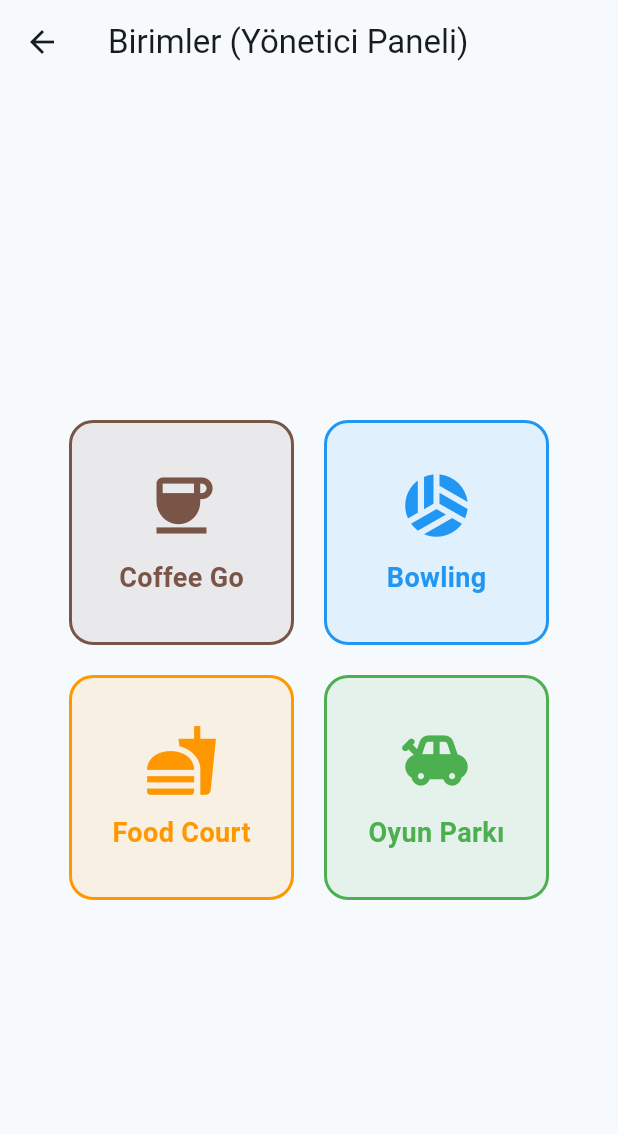
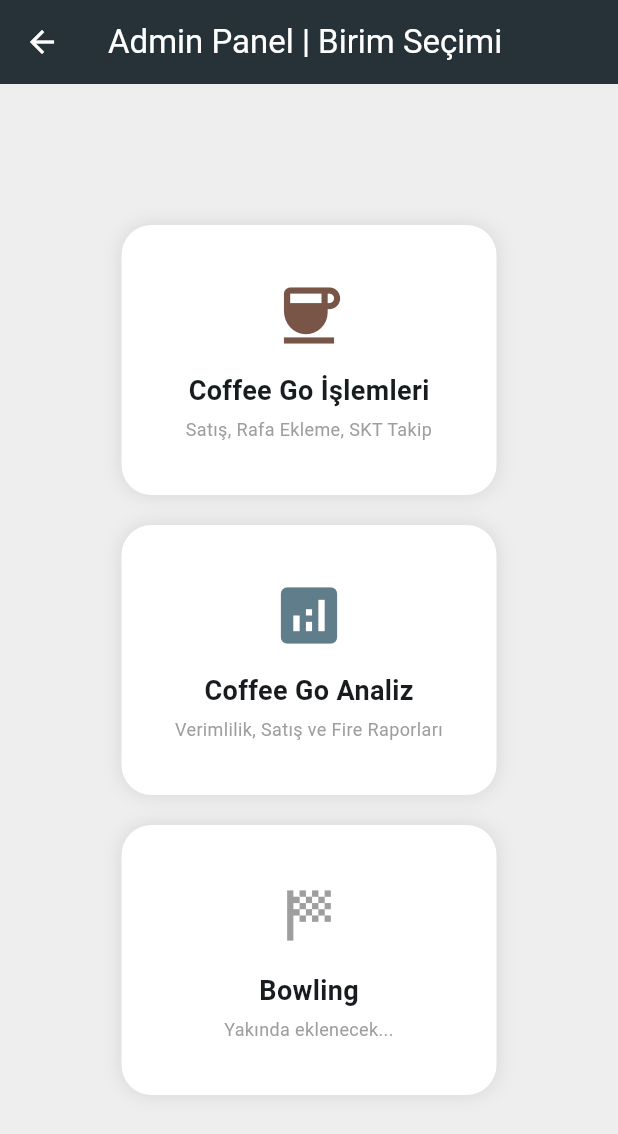
Before and after one commit to giteXceps/OlleysAPP, a Flutter app: the BirimSecimEkrani screen opened directly, on a phone screen of 412 x 824 dp. Shown: the top 1134 px of the screen. Run offline on Flutter 3.47's test engine with Material 3 defaults, Android fonts, the phone set to English and light mode, and no system bars; our stand-ins replace cloud_firestore, firebase_core, fl_chart; accounts and stored records are empty.

Commit message:
coffeego tamam

```diff
--- a/lib/ekranlar/birim_secim_ekrani.dart
+++ b/lib/ekranlar/birim_secim_ekrani.dart
@@ -1,6 +1,6 @@
 import 'package:flutter/material.dart';
-// Coffee Go ekranına geçiş yapabilmek için o dosyayı buraya çağırıyoruz:
 import 'coffee_go_ana_ekrani.dart';
+import 'coffee_go_analiz_ekrani.dart'; // YENİ EKLEDİK
 
 class BirimSecimEkrani extends StatelessWidget {
   const BirimSecimEkrani({super.key});
@@ -8,64 +8,105 @@ class BirimSecimEkrani extends StatelessWidget {
   @override
   Widget build(BuildContext context) {
     return Scaffold(
-      appBar: AppBar(title: const Text('Birimler (Yönetici Paneli)')),
+      backgroundColor: Colors.grey[200],
+      appBar: AppBar(
+        title: const Text('Admin Panel | Birim Seçimi'),
+        backgroundColor: Colors.blueGrey[900],
+        foregroundColor: Colors.white,
+      ),
       body: Center(
         child: SingleChildScrollView(
-          child: Padding(
-            padding: const EdgeInsets.all(16.0),
+          padding: const EdgeInsets.all(32),
           child: Wrap(
-              alignment: WrapAlignment.center,
+            // Grid yerine Wrap kullanarak daha esnek bir yapı kurduk
             spacing: 20,
             runSpacing: 20,
+            alignment: WrapAlignment.center,
             children: [
-                // Coffee Go Butonu
-                InkWell(
-                  onTap: () {
-                    Navigator.push(
+              // 1. KART: COFFEE GO PERSONEL PANELİ
+              _birimKarti(
                 context,
-                      MaterialPageRoute(
-                        builder: (context) => const CoffeeGoAnaEkrani(),
-                      ),
-                    );
-                  },
-                  child: _birimKarti('Coffee Go', Icons.coffee, Colors.brown),
+                baslik: 'Coffee Go İşlemleri',
+                altBaslik: 'Satış, Rafa Ekleme, SKT Takip',
+                ikon: Icons.coffee,
+                renk: Colors.brown,
+                sayfa: const CoffeeGoAnaEkrani(),
               ),
 
-                // Diğer birimler (Şimdilik tıklanamaz, sadece görüntü)
-                _birimKarti('Bowling', Icons.sports_volleyball, Colors.blue),
-                _birimKarti('Food Court', Icons.fastfood, Colors.orange),
-                _birimKarti('Oyun Parkı', Icons.toys, Colors.green),
+              // 2. KART: COFFEE GO YÖNETİCİ ANALİZİ (YENİ!)
+              _birimKarti(
+                context,
+                baslik: 'Coffee Go Analiz',
+                altBaslik: 'Verimlilik, Satış ve Fire Raporları',
+                ikon: Icons.analytics,
+                renk: Colors.blueGrey,
+                sayfa: const CoffeeGoAnalizEkrani(),
+              ),
+
+              // Gelecekte eklenecek diğer birimler için yer tutucular
+              _birimKarti(
+                context,
+                baslik: 'Bowling',
+                altBaslik: 'Yakında eklenecek...',
+                ikon: Icons.sports_score,
+                renk: Colors.grey,
+                sayfa: null,
+              ),
             ],
-            ),
           ),
         ),
       ),
     );
   }
 
-  Widget _birimKarti(String isim, IconData ikon, Color renk) {
-    return Container(
-      width: 150,
-      height: 150,
+  Widget _birimKarti(
+    BuildContext context, {
+    required String baslik,
+    required String altBaslik,
+    required IconData ikon,
+    required Color renk,
+    Widget? sayfa,
+  }) {
+    return GestureDetector(
+      onTap: () {
+        if (sayfa != null) {
+          Navigator.push(
+            context,
+            MaterialPageRoute(builder: (context) => sayfa),
+          );
+        } else {
+          ScaffoldMessenger.of(context).showSnackBar(
+            const SnackBar(content: Text('Bu bölüm henüz aktif değil.')),
+          );
+        }
+      },
+      child: Container(
+        width: 250,
+        height: 180,
         decoration: BoxDecoration(
-        color: renk.withOpacity(0.1),
-        border: Border.all(color: renk, width: 2),
-        borderRadius: BorderRadius.circular(16),
+          color: Colors.white,
+          borderRadius: BorderRadius.circular(20),
+          boxShadow: [
+            BoxShadow(color: Colors.black.withOpacity(0.1), blurRadius: 10),
+          ],
         ),
         child: Column(
           mainAxisAlignment: MainAxisAlignment.center,
           children: [
             Icon(ikon, size: 50, color: renk),
-          const SizedBox(height: 10),
+            const SizedBox(height: 12),
             Text(
-            isim,
-            style: TextStyle(
-              fontSize: 18,
-              color: renk,
-              fontWeight: FontWeight.bold,
+              baslik,
+              style: const TextStyle(fontSize: 18, fontWeight: FontWeight.bold),
             ),
+            const SizedBox(height: 4),
+            Text(
+              altBaslik,
+              style: const TextStyle(color: Colors.grey, fontSize: 12),
+              textAlign: TextAlign.center,
             ),
           ],
+        ),
       ),
     );
   }
--- a/pubspec.yaml
+++ b/pubspec.yaml
@@ -37,6 +37,7 @@ dependencies:
   firebase_core: ^4.7.0
   cloud_firestore: ^6.3.0
   intl: ^0.20.2
+  fl_chart: ^1.2.0
 
 dev_dependencies:
   flutter_test:
```
Also changed, not shown: lib/ekranlar/coffee_go_analiz_ekrani.dart (added, +491 -0 lines), pubspec.lock. Lines whose indentation alone changed are shown as unchanged.
